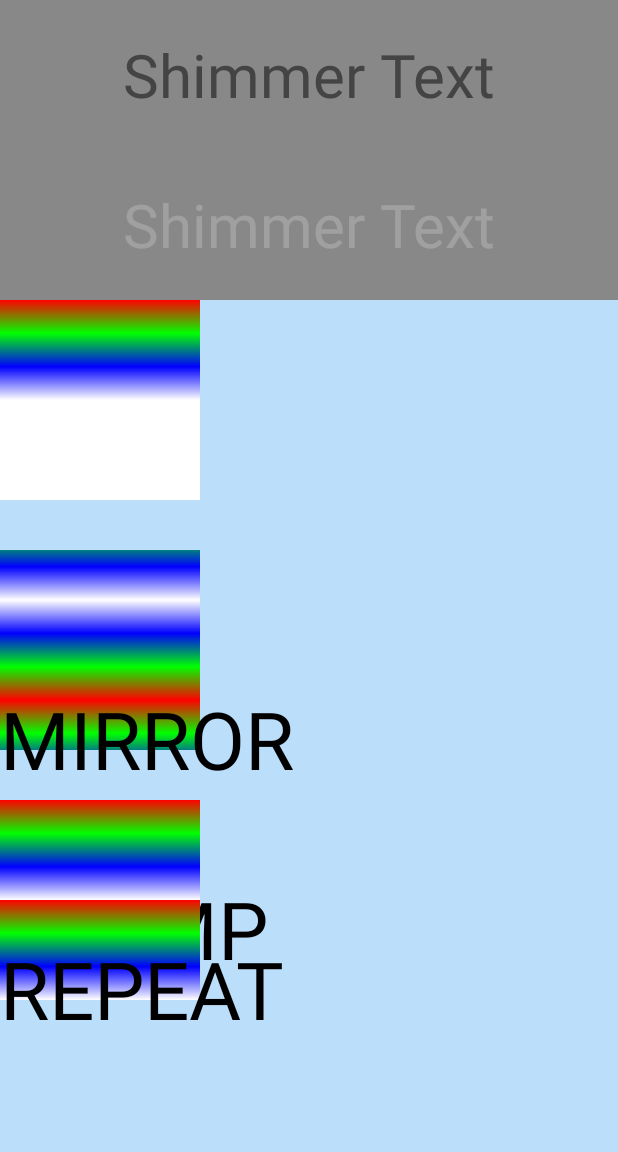
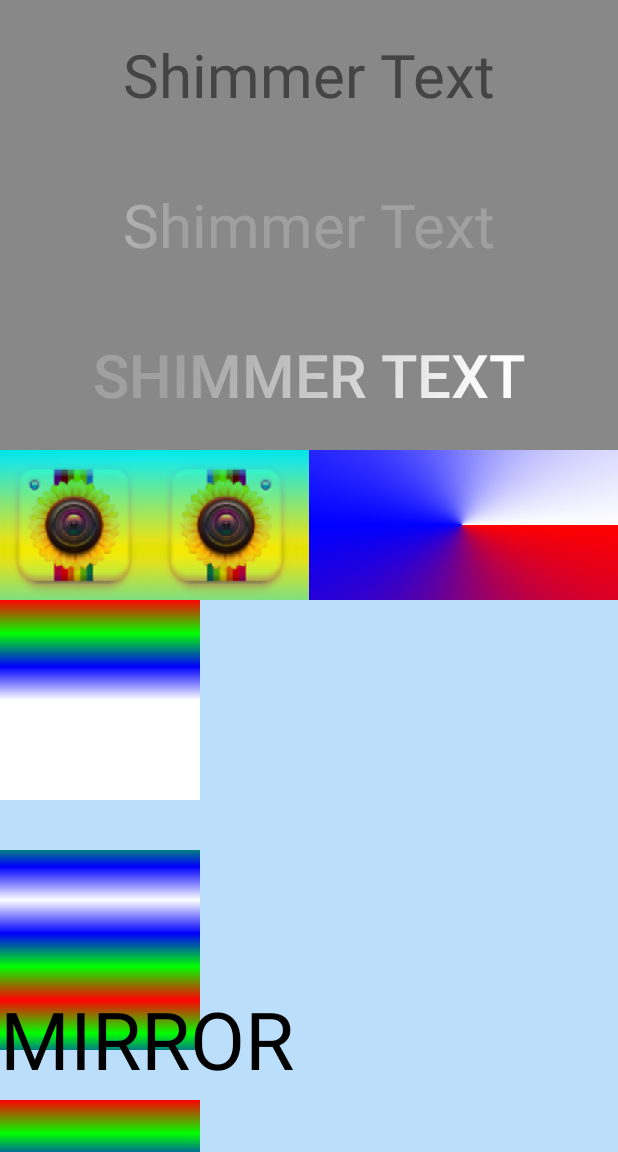
Before and after one commit to zhangyanru/MyTestApp, an Android app: the ShimmerTextViewTestActivity screen opened directly, with no data from a screen before it, on a phone screen of 412 x 824 dp, the part 84-1236 px from its top. Run offline under Robolectric (Android 15) with nearby library versions, the phone set to English and light mode, and no system bars; our stand-ins replace Shimmer; libraries missing offline, so code that uses them is left out: com.romainpiel.shimmer; plain views replace ShimmerTextView; 3 statements that could not run were skipped.

Commit message:
自定义shimmer,探究shader

```diff
--- /dev/null
+++ b/app/src/main/java/com/example/myapp/view/MyComposeShaderView.java
@@ -0,0 +1,115 @@
+package com.example.myapp.view;
+
+import android.content.Context;
+import android.graphics.Bitmap;
+import android.graphics.BitmapFactory;
+import android.graphics.BitmapShader;
+import android.graphics.Canvas;
+import android.graphics.Color;
+import android.graphics.ComposeShader;
+import android.graphics.LinearGradient;
+import android.graphics.Matrix;
+import android.graphics.Paint;
+import android.graphics.PorterDuff;
+import android.graphics.Shader;
+import android.graphics.SweepGradient;
+import android.util.AttributeSet;
+import android.util.Log;
+import android.view.View;
+
+import com.example.myapp.R;
+
+/**
+ * Created by zyr
+ * DATE: 16-3-2
+ * Time: 上午11:21
+ * Email: yanru.zhang@renren-inc.com
+ */
+public class MyComposeShaderView extends View {
+    private Paint mPaint,mPaint2;
+    private int mWdith,mHeight,r,d;
+    private ComposeShader mComposeShader;
+    private BitmapShader mBitmapShader;
+    private LinearGradient mLinearGradient;
+    private SweepGradient mSweepGradient;
+    private Bitmap mBitmap;
+    private Matrix matrix;
+    public MyComposeShaderView(Context context) {
+        this(context, null);
+    }
+
+    public MyComposeShaderView(Context context, AttributeSet attrs) {
+        this(context, attrs, 0);
+    }
+
+    public MyComposeShaderView(Context context, AttributeSet attrs, int defStyleAttr) {
+        super(context, attrs, defStyleAttr);
+        init();
+    }
+
+    private void init() {
+        mPaint = new Paint(Paint.ANTI_ALIAS_FLAG);
+        mPaint2 = new Paint(Paint.ANTI_ALIAS_FLAG);
+
+    }
+
+    @Override
+    protected void onAttachedToWindow() {
+        super.onAttachedToWindow();
+
+    }
+
+    @Override
+    protected void onSizeChanged(int w, int h, int oldw, int oldh) {
+        super.onSizeChanged(w, h, oldw, oldh);
+        if(w != oldw || w!= oldh){
+            mWdith = w;
+            mHeight = h;
+            d = Math.min(mWdith,mHeight);
+            r = Math.min(mWdith,mHeight) / 2;
+
+//            Bitmap b = BitmapFactory.decodeResource(getResources(), R.drawable.icon_flower);
+//            matrix = new Matrix();
+//            matrix.postScale(( (float)d )/b.getWidth(),( (float)d )/b.getHeight());
+//            mBitmap = Bitmap.createBitmap(b, 0, 0, b.getWidth(), b.getHeight(),
+//                    matrix, true);
+//            b.recycle();
+//            Log.d("zyr", "d width:" + d);
+//            Log.d("zyr","bitmap width:" + mBitmap.getWidth());
+
+
+            mBitmap = BitmapFactory.decodeResource(getResources(),R.drawable.icon_flower);
+
+            mBitmapShader = new BitmapShader(mBitmap, Shader.TileMode.MIRROR , Shader.TileMode.MIRROR);
+            float scale = 1.0f;
+            matrix = new Matrix();
+            scale =( (float)d )/mBitmap.getWidth();
+            matrix.postScale(scale,scale);
+            matrix.postTranslate(0, 0);
+            mBitmapShader.setLocalMatrix(matrix);
+
+            mLinearGradient = new LinearGradient(0, 0, 0, 100, new int[] {
+                    Color.CYAN, Color.YELLOW }, null,
+                    Shader.TileMode.MIRROR);
+            mComposeShader = new ComposeShader(mBitmapShader,mLinearGradient, PorterDuff.Mode.DARKEN);
+            mSweepGradient = new SweepGradient(mWdith/4 *3,mHeight/2,new int[]{Color.RED,Color.BLUE,Color.WHITE},new float[]{0.0f,0.5f,1.0f});
+            mPaint.setShader(mComposeShader);
+            mPaint2.setShader(mSweepGradient);
+            postInvalidate();
+        }
+    }
+
+    @Override
+    protected void onDraw(Canvas canvas) {
+        super.onDraw(canvas);
+//        canvas.drawCircle(mWdith / 2, mHeight / 2, r, mPaint);
+        canvas.drawRect(0, 0, mWdith/2, mHeight, mPaint);
+        canvas.drawRect(mWdith/2, 0, mWdith,mHeight,mPaint2);
+    }
+
+    @Override
+    protected void onDetachedFromWindow() {
+        super.onDetachedFromWindow();
+        mBitmap.recycle();
+    }
+}
--- /dev/null
+++ b/app/src/main/java/com/example/myapp/view/MyShimmerButton.java
@@ -0,0 +1,92 @@
+package com.example.myapp.view;
+
+import android.content.Context;
+import android.graphics.Canvas;
+import android.graphics.LinearGradient;
+import android.graphics.Matrix;
+import android.graphics.Paint;
+import android.graphics.Shader;
+import android.util.AttributeSet;
+import android.util.Log;
+import android.widget.Button;
+
+/**
+ * Created by zyr
+ * DATE: 16-3-2
+ * Time: 上午10:39
+ * Email: yanru.zhang@renren-inc.com
+ */
+public class MyShimmerButton extends Button {
+    private Paint mPaint;
+    private int mWdith,mHeight,mTranslateX,deltaX;
+    private LinearGradient mLinearGradient;
+    private Matrix mMatrix;
+    private boolean isShimmer = false;
+
+
+    public MyShimmerButton(Context context) {
+        super(context);
+    }
+
+    public MyShimmerButton(Context context, AttributeSet attrs) {
+        super(context, attrs);
+    }
+
+    public MyShimmerButton(Context context, AttributeSet attrs, int defStyleAttr) {
+        super(context, attrs, defStyleAttr);
+    }
+
+    @Override
+    protected void onFinishInflate() {
+        super.onFinishInflate();
+        Log.d("zyr","onFinishInflate");
+    }
+
+    @Override
+    protected void onMeasure(int widthMeasureSpec, int heightMeasureSpec) {
+        super.onMeasure(widthMeasureSpec, heightMeasureSpec);
+        Log.d("zyr", "onMeasure");
+
+    }
+
+    @Override
+    protected void onLayout(boolean changed, int left, int top, int right, int bottom) {
+        super.onLayout(changed, left, top, right, bottom);
+        Log.d("zyr", "onLayout");
+
+    }
+
+    @Override
+    protected void onSizeChanged(int w, int h, int oldw, int oldh) {
+        super.onSizeChanged(w, h, oldw, oldh);
+        Log.d("zyr", "onSizeChanged");
+
+        if(w!=oldw || h!=oldh){
+            isShimmer = true;
+            mWdith = w;
+            mHeight = h;
+            mPaint = getPaint();
+            mLinearGradient = new LinearGradient(0,0,mWdith,mHeight,new int[]{0x33ffffff, 0xffffffff, 0x33ffffff} ,  new float[] { 0, 0.5f, 1 }, Shader.TileMode.CLAMP);
+            mMatrix = new Matrix();
+            mLinearGradient.setLocalMatrix(mMatrix);
+            deltaX = mWdith / 10;
+            mPaint.setShader(mLinearGradient);
+        }
+    }
+
+    @Override
+    protected void onDraw(Canvas canvas) {
+        super.onDraw(canvas);
+        if(isShimmer){
+            if(mTranslateX > mWdith*2){
+                mTranslateX = -mWdith;
+            } else{
+                mTranslateX = mTranslateX + deltaX;
+            }
+
+            mMatrix.setTranslate(mTranslateX,0);
+            mLinearGradient.setLocalMatrix(mMatrix);
+            postInvalidateDelayed(50);
+        }
+    }
+}
--- a/app/src/main/res/layout/activity_lizi_test.xml
+++ b/app/src/main/res/layout/activity_lizi_test.xml
@@ -7,7 +7,7 @@
     <ImageView android:id="@+id/camera"
         android:layout_width="wrap_content"
         android:layout_height="wrap_content"
-        android:src="@drawable/icon_camera2" />
+        android:src="@drawable/icon_flower" />
     <com.example.myapp.view.LiziCopyView
         android:id="@+id/copy"
         android:layout_width="wrap_content"
--- a/app/src/main/res/layout/activity_shimmer_text_test_layout.xml
+++ b/app/src/main/res/layout/activity_shimmer_text_test_layout.xml
@@ -3,8 +3,8 @@
     android:layout_width="match_parent"
     android:layout_height="match_parent"
     android:orientation="vertical"
-    xmlns:app="http://schemas.android.com/apk/res-auto"
-    android:background="@color/primary_light">
+    android:background="@color/primary_light"
+    xmlns:app="http://schemas.android.com/apk/res-auto">
     <com.romainpiel.shimmer.ShimmerTextView
         android:id="@+id/shimmer_text_view"
         android:layout_width="match_parent"
@@ -14,7 +14,7 @@
         android:textSize="40sp"
         android:textColor="#444"
         android:background="@color/gray"
-        app:reflectionColor="#f00"/>
+        app:reflectionColor="#ff0"/>
 
     <com.example.myapp.view.MyShimmerTextView
         android:layout_width="match_parent"
@@ -24,6 +24,18 @@
         android:background="@color/gray"
         android:textSize="40sp"/>
 
+    <com.example.myapp.view.MyShimmerButton
+        android:layout_width="match_parent"
+        android:layout_height="100dp"
+        android:text="Shimmer Text"
+        android:textColor="#444"
+        android:gravity="center"
+        android:background="@color/gray"
+        android:textSize="40sp"/>
+    <com.example.myapp.view.MyComposeShaderView
+        android:layout_width="match_parent"
+        android:layout_height="100dp" />
+
     <com.example.myapp.view.MyLinearGradientView
         android:layout_width="match_parent"
         android:layout_height="match_parent" />
```
Also changed, not shown: app/src/main/res/drawable-ldpi/icon_flower.png (renamed from app/src/main/res/drawable-ldpi/icon_camera2.png), app/src/main/res/drawable-ldpi/tree.jpg (deleted).
